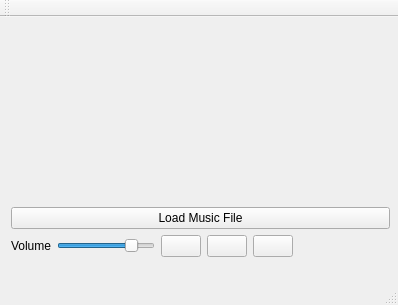
This is AudioPlayer/AudioPlayer/mainwindow.ui in timkunkel/AudioVisualizer as Qt 5 draws it before an edit. The edited form follows.
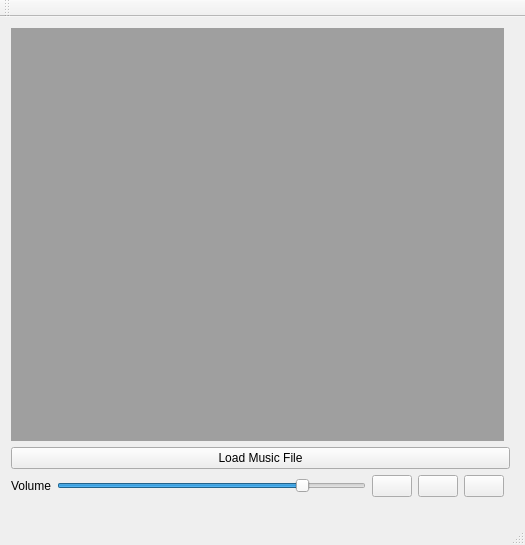
This is the edited form. Icons and pictures are not drawn.

What changed in the file:
```diff
--- a/AudioPlayer/AudioPlayer/mainwindow.ui
+++ b/AudioPlayer/AudioPlayer/mainwindow.ui
@@ -6,8 +6,8 @@
    <rect>
     <x>0</x>
     <y>0</y>
-    <width>398</width>
-    <height>305</height>
+    <width>525</width>
+    <height>545</height>
    </rect>
   </property>
   <property name="windowTitle">
@@ -19,8 +19,8 @@
      <rect>
       <x>0</x>
       <y>0</y>
-      <width>401</width>
-      <height>251</height>
+      <width>521</width>
+      <height>491</height>
      </rect>
     </property>
     <layout class="QGridLayout" name="gridLayout">
@@ -28,32 +28,19 @@
       <enum>QLayout::SetDefaultConstraint</enum>
      </property>
      <item row="1" column="0">
-      <widget class="QPushButton" name="loadFileButton">
-       <property name="text">
-        <string>Load Music File</string>
-       </property>
-       <property name="icon">
-        <iconset resource="appicons.qrc">
-         <normaloff>:/png/four30.png</normaloff>:/png/four30.png</iconset>
-       </property>
-      </widget>
-     </item>
-     <item row="0" column="0">
-      <spacer name="verticalSpacer_2">
-       <property name="orientation">
-        <enum>Qt::Vertical</enum>
-       </property>
-       <property name="sizeHint" stdset="0">
-        <size>
-         <width>20</width>
-         <height>40</height>
-        </size>
-       </property>
-      </spacer>
-     </item>
-     <item row="4" column="0">
       <layout class="QGridLayout" name="gridLayout_2">
-       <item row="2" column="3">
+       <item row="3" column="2">
+        <widget class="QPushButton" name="playButton">
+         <property name="text">
+          <string/>
+         </property>
+         <property name="icon">
+          <iconset resource="appicons.qrc">
+           <normaloff>:/png/play43.png</normaloff>:/png/play43.png</iconset>
+         </property>
+        </widget>
+       </item>
+       <item row="3" column="3">
         <widget class="QPushButton" name="stopButton">
          <property name="text">
           <string/>
@@ -64,7 +51,7 @@
          </property>
         </widget>
        </item>
-       <item row="2" column="1">
+       <item row="3" column="1">
         <widget class="QSlider" name="volumeSlider">
          <property name="value">
           <number>80</number>
@@ -74,29 +61,7 @@
          </property>
         </widget>
        </item>
-       <item row="2" column="2">
-        <widget class="QPushButton" name="playButton">
-         <property name="text">
-          <string/>
-         </property>
-         <property name="icon">
-          <iconset resource="appicons.qrc">
-           <normaloff>:/png/play43.png</normaloff>:/png/play43.png</iconset>
-         </property>
-        </widget>
-       </item>
-       <item row="2" column="4">
-        <widget class="QPushButton" name="pauseButton">
-         <property name="text">
-          <string/>
-         </property>
-         <property name="icon">
-          <iconset resource="appicons.qrc">
-           <normaloff>:/png/pause15.png</normaloff>:/png/pause15.png</iconset>
-         </property>
-        </widget>
-       </item>
-       <item row="2" column="5">
+       <item row="3" column="5">
         <spacer name="horizontalSpacer_2">
          <property name="orientation">
           <enum>Qt::Horizontal</enum>
@@ -109,13 +74,38 @@
          </property>
         </spacer>
        </item>
-       <item row="2" column="0">
+       <item row="1" column="0" colspan="6">
+        <widget class="QPushButton" name="loadFileButton">
+         <property name="text">
+          <string>Load Music File</string>
+         </property>
+         <property name="icon">
+          <iconset resource="appicons.qrc">
+           <normaloff>:/png/four30.png</normaloff>:/png/four30.png</iconset>
+         </property>
+        </widget>
+       </item>
+       <item row="3" column="0">
         <widget class="QLabel" name="label">
          <property name="text">
           <string>Volume</string>
          </property>
         </widget>
        </item>
+       <item row="3" column="4">
+        <widget class="QPushButton" name="pauseButton">
+         <property name="text">
+          <string/>
+         </property>
+         <property name="icon">
+          <iconset resource="appicons.qrc">
+           <normaloff>:/png/pause15.png</normaloff>:/png/pause15.png</iconset>
+         </property>
+        </widget>
+       </item>
+       <item row="0" column="0" colspan="5">
+        <widget class="QMdiArea" name="mdiArea"/>
+       </item>
       </layout>
      </item>
     </layout>
```
Left out of the diff: 2 changed lines with no effect on the pictures.
